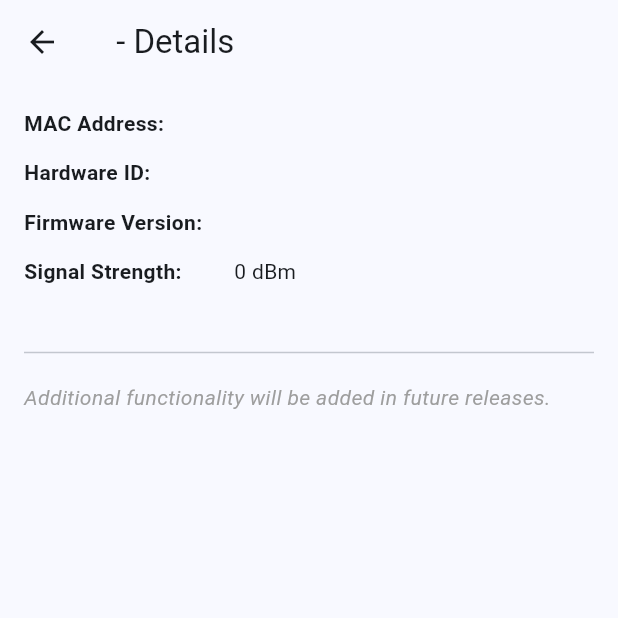
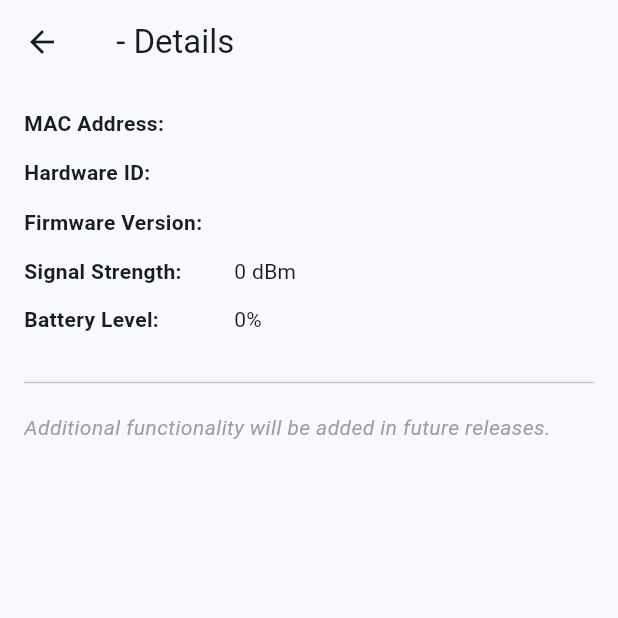
Before and after one commit to bander9289/mesh-device-manager, a Flutter app: the DeviceDetailsScreen screen opened directly with empty values, on a phone screen of 412 x 824 dp, the top half of it. Run offline on Flutter 3.47's test engine with Material 3 defaults, Android fonts, the phone set to English and light mode, and no system bars; our stand-ins replace file_picker, flutter_blue_plus, permission_handler; statements that could not run were skipped.

Commit message:
Add battery percentage to device details screen
Always display battery level showing percentage or 'Unknown' for invalid values.
Resolves phone-manager-app-2f8

```diff
--- a/lib/screens/device_details_screen.dart
+++ b/lib/screens/device_details_screen.dart
@@ -23,8 +23,10 @@ class DeviceDetailsScreen extends StatelessWidget {
             const SizedBox(height: 12),
             _buildInfoRow('Signal Strength', '${d.rssi} dBm'),
             const SizedBox(height: 12),
-            if (d.batteryPercent > 0)
-              _buildInfoRow('Battery Level', '${d.batteryPercent}%'),
+            _buildInfoRow(
+              'Battery Level',
+              d.batteryPercent < 0 ? 'Unknown' : '${d.batteryPercent}%',
+            ),
             const SizedBox(height: 24),
             const Divider(),
             const SizedBox(height: 12),
```
Also changed, not shown: 1 other file.
